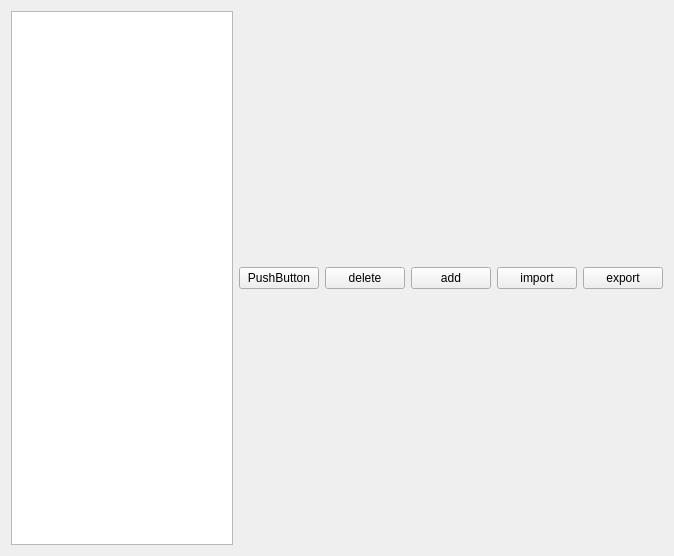
Above: uitester/ui/case_manager/case_manager.ui from IfengAutomation/uitester before the change. Below: the same form after it.
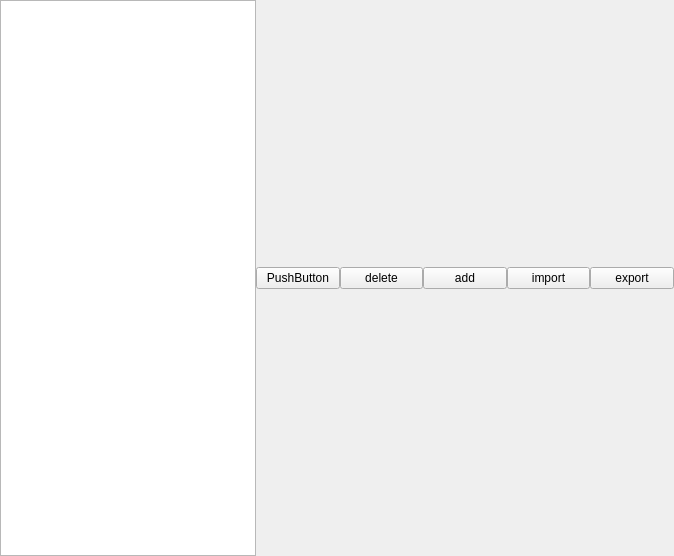
That is the form after the change.

Diff of the .ui file:
```diff
--- a/uitester/ui/case_manager/case_manager.ui
+++ b/uitester/ui/case_manager/case_manager.ui
@@ -10,10 +10,31 @@
     <height>556</height>
    </rect>
   </property>
+  <property name="sizePolicy">
+   <sizepolicy hsizetype="Expanding" vsizetype="Expanding">
+    <horstretch>0</horstretch>
+    <verstretch>0</verstretch>
+   </sizepolicy>
+  </property>
   <property name="windowTitle">
    <string>Form</string>
   </property>
   <layout class="QHBoxLayout" name="horizontalLayout_4">
+   <property name="spacing">
+    <number>0</number>
+   </property>
+   <property name="leftMargin">
+    <number>0</number>
+   </property>
+   <property name="topMargin">
+    <number>0</number>
+   </property>
+   <property name="rightMargin">
+    <number>0</number>
+   </property>
+   <property name="bottomMargin">
+    <number>0</number>
+   </property>
    <item>
     <layout class="QHBoxLayout" name="QHBoxLayout">
      <item>
@@ -40,8 +61,17 @@
      </item>
      <item>
       <layout class="QVBoxLayout" name="data_message_layout">
+       <property name="spacing">
+        <number>0</number>
+       </property>
        <item>
         <layout class="QHBoxLayout" name="query_conditions_layout">
+         <property name="spacing">
+          <number>0</number>
+         </property>
+         <property name="sizeConstraint">
+          <enum>QLayout::SetNoConstraint</enum>
+         </property>
          <item>
           <widget class="QPushButton" name="check_button">
            <property name="text">
```
